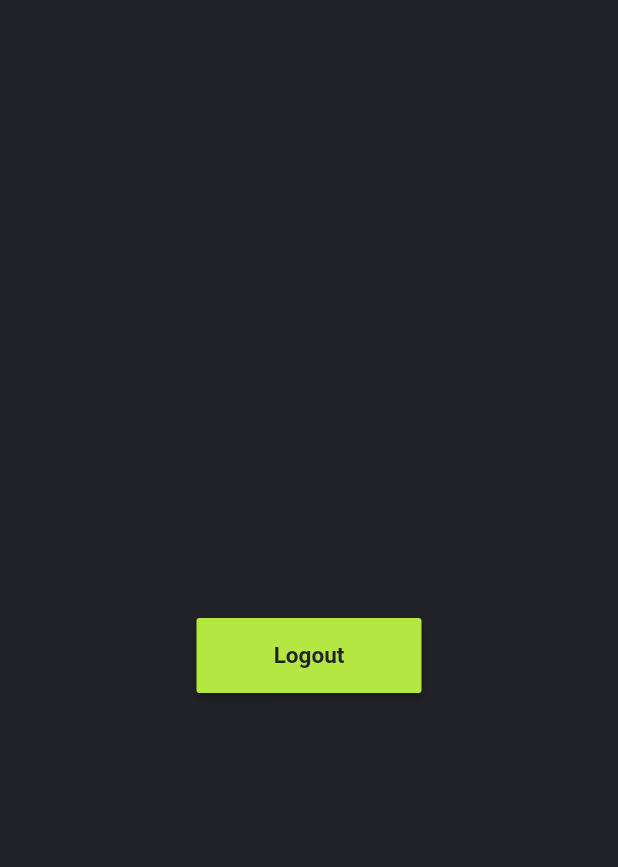
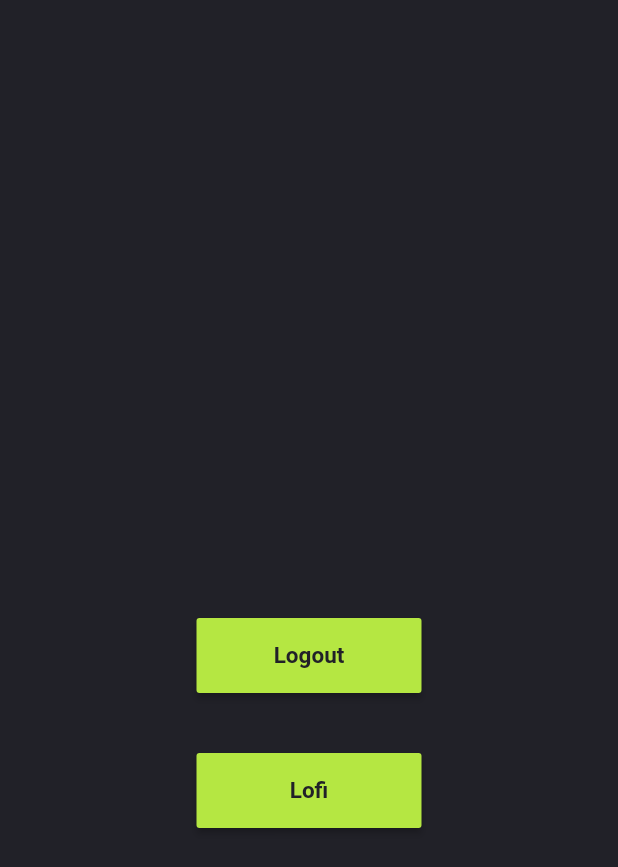
Before and after one commit to RishabhSinha07/TodoApp, a Flutter app: the LogoutPage screen opened directly, on a phone screen of 412 x 824 dp. Shown: the top 867 px of the screen. Run offline on Flutter 3.47's test engine with Material 2 defaults, Android fonts, the phone set to English and light mode, and no system bars; our stand-ins replace dio, flare_flutter, reorderables, shared_preferences; missing offline and left inert: flare_dart; accounts and stored records are empty.

```diff
--- a/TodoAppV1/lib/UI/Intray/intray_page.dart
+++ b/TodoAppV1/lib/UI/Intray/intray_page.dart
@@ -112,8 +112,8 @@ class _IntrayPageState extends State<IntrayPage> {
   List<Widget> getList(data) {
     _list = [];
     for (int i = 0; i < data.length; i++) {
-      Task temp = Task(data[i], false, i.toString());
-      _list.add(IntrayTodo(title: temp.title));
+      Task temp = Task(data[i]['task'], data[i]['status'], i.toString());
+      _list.add(IntrayTodo(title: temp.title, status: temp.status));
     }
     return _list;
   }
@@ -123,7 +123,7 @@ class _IntrayPageState extends State<IntrayPage> {
 
     final response = await http.get("http://10.0.2.2:5000/api/task",
         headers: {"api_key": prefs.getString('api_key')});
-
+    print(LoadData.fromJson(json.decode(response.body)).data);
     return LoadData.fromJson(json.decode(response.body)).data;
   }
 }
--- a/TodoAppV1/lib/UI/Intray/logout_page.dart
+++ b/TodoAppV1/lib/UI/Intray/logout_page.dart
@@ -2,6 +2,7 @@ import 'dart:async';
 import 'dart:convert';
 import 'dart:io';
 
+import 'package:TodoAppV1/UI/Intray/timer.dart';
 import 'package:TodoAppV1/models/authentication/login_page.dart';
 import 'package:TodoAppV1/models/authentication/signup_page.dart';
 import 'package:TodoAppV1/models/globals.dart';
@@ -24,7 +25,9 @@ class _LogoutPage extends State<LogoutPage> {
     return Scaffold(
       resizeToAvoidBottomPadding: false,
       backgroundColor: darkGreyColor,
-      body: Container(
+      body: Column(
+        children: [
+          Container(
             width: 150,
             height: 50,
             margin: EdgeInsets.only(
@@ -45,6 +48,28 @@ class _LogoutPage extends State<LogoutPage> {
                   }));
                 }),
           ),
+          Container(
+            width: 150,
+            height: 50,
+            margin: EdgeInsets.only(
+                top: 40, left: MediaQuery.of(context).size.width / 2 - 75),
+            child: RaisedButton(
+                child: Text("Lofi",
+                    style: TextStyle(
+                        color: darkGreyColor,
+                        fontWeight: FontWeight.bold,
+                        fontSize: 15)),
+                color: Color(0xFFB5E742),
+                onPressed: () async {
+                  setState(() => _isLoading = true);
+                  Navigator.of(context).push(
+                      MaterialPageRoute<Null>(builder: (BuildContext context) {
+                    return timer();
+                  }));
+                }),
+          )
+        ],
+      ),
     );
   }
 }
--- a/TodoAppV1/lib/models/classes/task.dart
+++ b/TodoAppV1/lib/models/classes/task.dart
@@ -2,12 +2,12 @@ class Task {
   List<Task> tasks;
   String note;
   DateTime timeToComplete;
-  bool completed;
+  String status;
   String repeats;
   DateTime deadline;
   List<DateTime> reminders;
   String taskId;
   String title;
 
-  Task(this.title, this.completed, this.taskId);
+  Task(this.title, this.status, this.taskId);
 }
--- a/TodoAppV1/lib/models/globals.dart
+++ b/TodoAppV1/lib/models/globals.dart
@@ -14,9 +14,3 @@ TextStyle darkTodoTitleStyle = new TextStyle(
     fontWeight: FontWeight.bold,
     color: darkGreyColor,
     fontSize: 30);
-
-TextStyle lightTodoTitleStyle = new TextStyle(
-    fontFamily: 'Avenir',
-    fontWeight: FontWeight.bold,
-    color: Color(0xFFB5E742),
-    fontSize: 30);
--- a/TodoAppV1/pubspec.yaml
+++ b/TodoAppV1/pubspec.yaml
@@ -31,6 +31,7 @@ dependencies:
   http: ^0.12.0+1
   dio: 3.0.9
   shared_preferences: 0.5.8
+  flare_flutter: ^1.8.3
 
 dev_dependencies:
   flutter_test:
@@ -72,3 +73,8 @@ flutter:
   #
   # For details regarding fonts from package dependencies,
   # see https://flutter.dev/custom-fonts/#from-packages
+  assets:
+    - assets/Bob (Minion).flr
+    - assets/day.flr
+    - assets/Smiley Switch.flr
+    - assets/Day-night.flr
```
Also changed, not shown: TodoAppV1/lib/UI/Intray/timer.dart (added, +53 -0 lines), TodoAppV1/lib/main.dart (+5 -2 lines), TodoAppV1/lib/models/widgets/intray_todo_widget.dart (+38 -14 lines), TodoAppV1/pubspec.lock, 5 other files. Lines whose indentation alone changed are shown as unchanged.
